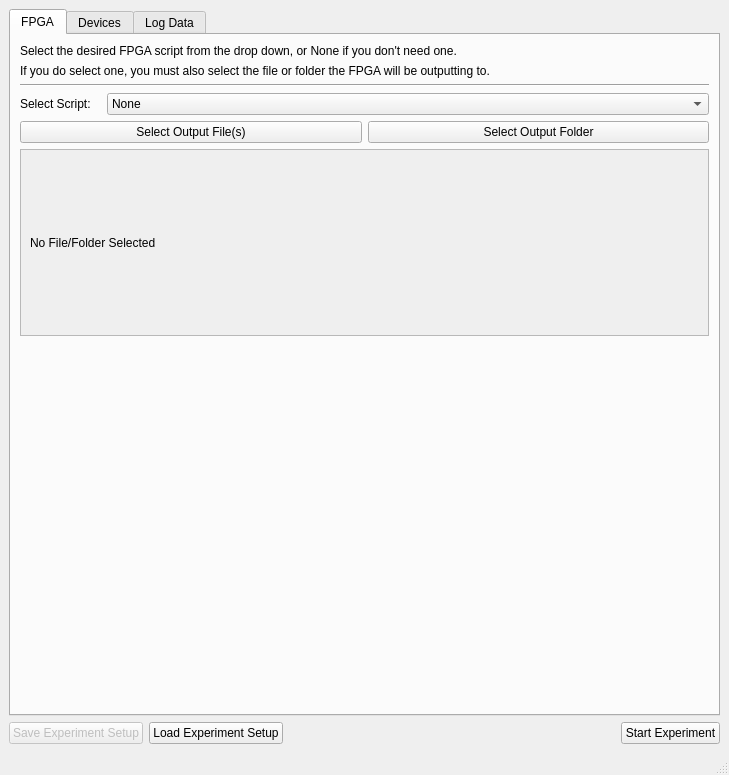
Old version of the form GUIfiles/DeviceControlInterface.ui in the repository doctoboggan/DeathRay.
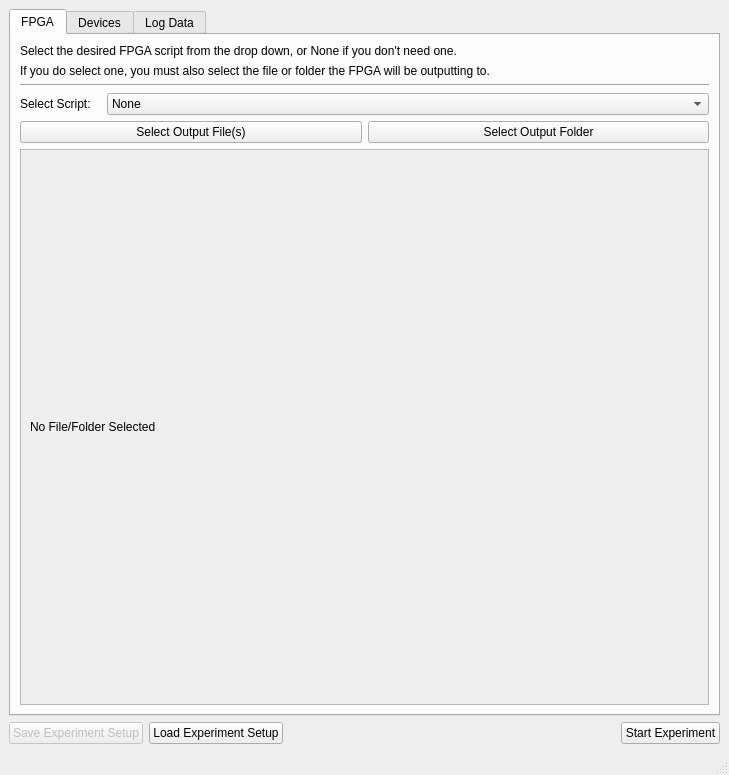
New version of the form.

Patch:
```diff
--- a/GUIfiles/DeviceControlInterface.ui
+++ b/GUIfiles/DeviceControlInterface.ui
@@ -129,7 +129,7 @@
              <x>0</x>
              <y>0</y>
              <width>657</width>
-             <height>79</height>
+             <height>458</height>
             </rect>
            </property>
            <layout class="QVBoxLayout" name="verticalLayout_14">
@@ -144,19 +144,6 @@
           </widget>
          </widget>
         </item>
-        <item>
-         <spacer name="verticalSpacer_2">
-          <property name="orientation">
-           <enum>Qt::Vertical</enum>
-          </property>
-          <property name="sizeHint" stdset="0">
-           <size>
-            <width>20</width>
-            <height>369</height>
-           </size>
-          </property>
-         </spacer>
-        </item>
        </layout>
       </widget>
       <widget class="QWidget" name="tab_3">
```
